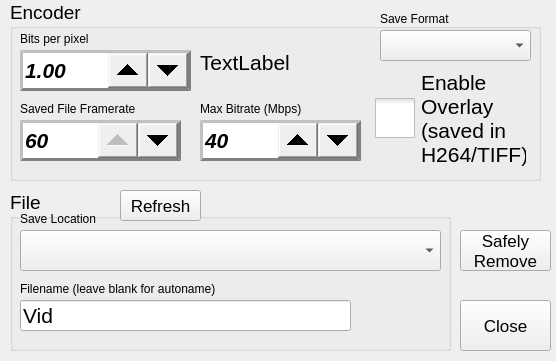
Before: the Qt Designer form src/savesettingswindow.ui in krontech/chronos-cam-app, drawn with Qt 5.
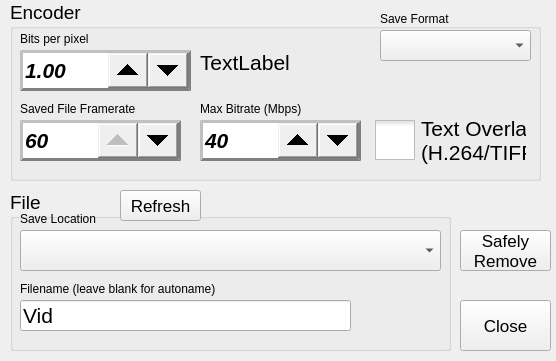
After: the same form once the commit is applied. Custom widgets are drawn as their Qt base class.

Patch:
```diff
--- a/src/savesettingswindow.ui
+++ b/src/savesettingswindow.ui
@@ -226,9 +226,9 @@
     <property name="geometry">
      <rect>
       <x>365</x>
-      <y>65</y>
+      <y>110</y>
       <width>151</width>
-      <height>106</height>
+      <height>61</height>
      </rect>
     </property>
     <property name="font">
@@ -243,10 +243,8 @@
 }</string>
     </property>
     <property name="text">
-     <string>Enable
-Overlay
-(saved in
-H264/TIFF)</string>
+     <string>Text Overlay
+(H.264/TIFF)</string>
     </property>
     <property name="tristate">
      <bool>false</bool>
@@ -472,16 +470,16 @@
    <extends>QSpinBox</extends>
    <header>camspinbox.h</header>
   </customwidget>
-  <customwidget>
-   <class>CamDoubleSpinBox</class>
-   <extends>QDoubleSpinBox</extends>
-   <header>camdoublespinbox.h</header>
-  </customwidget>
   <customwidget>
    <class>CamLineEdit</class>
    <extends>QLineEdit</extends>
    <header>camLineEdit.h</header>
   </customwidget>
+  <customwidget>
+   <class>CamDoubleSpinBox</class>
+   <extends>QDoubleSpinBox</extends>
+   <header>camdoublespinbox.h</header>
+  </customwidget>
  </customwidgets>
  <resources/>
  <connections/>
```
Left out of the diff: 14 changed lines with no effect on the pictures.
